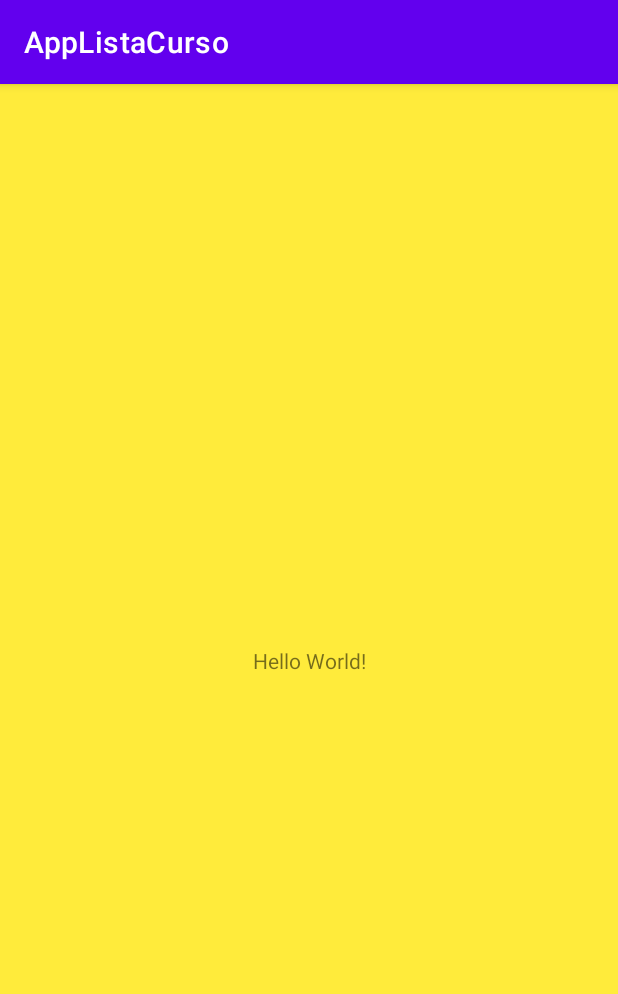
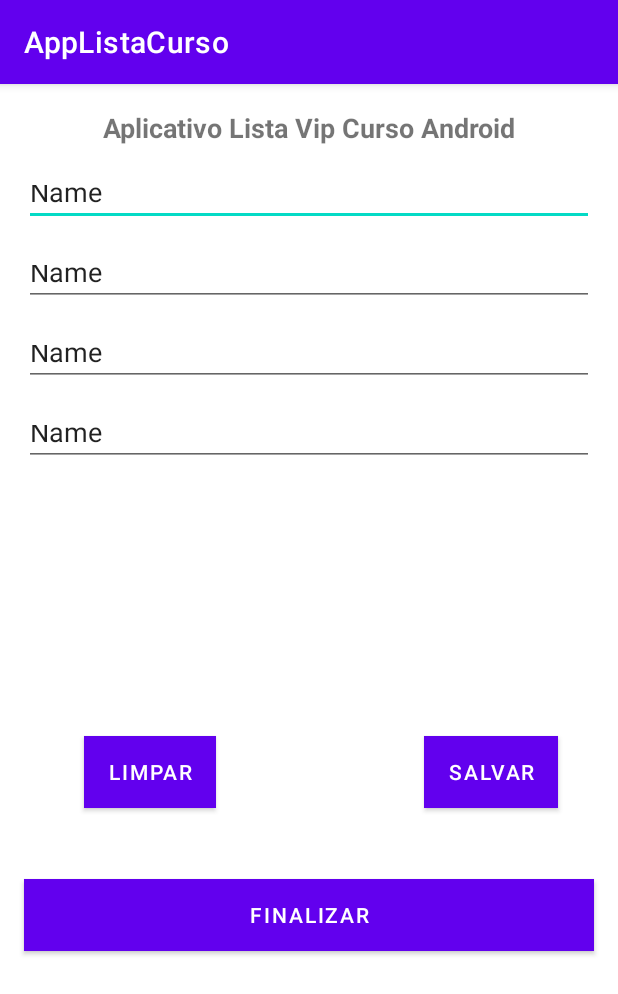
Before and after one commit to FabricioFernandesSantos/Desenvolvimento-Android-2023, an Android app: the screen it shows after launch (MainActivity), on a phone screen of 412 x 824 dp. Shown: the top 994 px of the screen. Run offline under Robolectric (Android 15) with nearby library versions, the phone set to English and light mode, and no system bars.

Commit message:
Criado o Layout do Aplicativo.

```diff
--- a/AppListaCurso/app/src/main/res/layout/activity_main.xml
+++ b/AppListaCurso/app/src/main/res/layout/activity_main.xml
@@ -4,16 +4,112 @@
     xmlns:tools="http://schemas.android.com/tools"
     android:layout_width="match_parent"
     android:layout_height="match_parent"
-    android:background="@color/anarelo"
     tools:context=".MainActivity">
 
     <TextView
+        android:id="@+id/textView"
         android:layout_width="wrap_content"
         android:layout_height="wrap_content"
-        android:text="Hello World!"
+        android:text="Aplicativo Lista Vip Curso Android"
+        android:textSize="18sp"
+        android:textStyle="bold"
         app:layout_constraintBottom_toBottomOf="parent"
         app:layout_constraintEnd_toEndOf="parent"
         app:layout_constraintStart_toStartOf="parent"
-        app:layout_constraintTop_toTopOf="parent" />
+        app:layout_constraintTop_toTopOf="parent"
+        app:layout_constraintVertical_bias="0.022" />
+
+    <EditText
+        android:id="@+id/editTextTextPersonName"
+        android:layout_width="match_parent"
+        android:layout_height="37dp"
+        android:layout_margin="16dp"
+        android:ems="10"
+        android:hint="Primeiro nome"
+        android:inputType="textPersonName"
+        android:text="Name"
+        app:layout_constraintStart_toStartOf="parent"
+        app:layout_constraintTop_toBottomOf="@+id/textView" />
+
+    <EditText
+        android:id="@+id/editTextTextPersonName2"
+        android:layout_width="match_parent"
+        android:layout_height="37dp"
+        android:layout_margin="16dp"
+        android:ems="10"
+        android:hint="Sobrenome"
+        android:inputType="textPersonName"
+        android:text="Name"
+        app:layout_constraintEnd_toEndOf="parent"
+        app:layout_constraintStart_toStartOf="parent"
+        app:layout_constraintTop_toBottomOf="@+id/editTextTextPersonName" />
+
+    <EditText
+        android:id="@+id/editTextTextPersonName3"
+        android:layout_width="match_parent"
+        android:layout_height="37dp"
+        android:layout_margin="16dp"
+        android:ems="10"
+        android:hint="Nome do curso desejado"
+        android:inputType="textPersonName"
+        android:text="Name"
+        app:layout_constraintEnd_toEndOf="parent"
+        app:layout_constraintHorizontal_bias="0.031"
+        app:layout_constraintStart_toStartOf="parent"
+        app:layout_constraintTop_toBottomOf="@+id/editTextTextPersonName2" />
+
+    <EditText
+        android:id="@+id/editTextTextPersonName4"
+        android:layout_width="match_parent"
+        android:layout_height="37dp"
+        android:layout_margin="16dp"
+        android:ems="10"
+        android:hint="Telefone de contato]"
+        android:inputType="textPersonName"
+        android:text="Name"
+        app:layout_constraintEnd_toEndOf="parent"
+        app:layout_constraintHorizontal_bias="0.031"
+        app:layout_constraintStart_toStartOf="parent"
+        app:layout_constraintTop_toBottomOf="@+id/editTextTextPersonName3" />
+
+    <Button
+        android:id="@+id/button"
+        android:layout_width="wrap_content"
+        android:layout_height="wrap_content"
+        android:layout_marginStart="56dp"
+        android:layout_marginTop="132dp"
+        android:background="@color/corBotoes"
+        android:text="LIMPAR"
+        app:layout_constraintBottom_toTopOf="@+id/button3"
+        app:layout_constraintStart_toStartOf="parent"
+        app:layout_constraintTop_toBottomOf="@+id/editTextTextPersonName4" />
+
+    <Button
+        android:id="@+id/button2"
+        android:layout_width="wrap_content"
+        android:layout_height="wrap_content"
+        android:layout_marginTop="132dp"
+        android:layout_marginEnd="16dp"
+        android:background="@color/corBotoes"
+        android:text="SALVAR"
+        app:layout_constraintBottom_toTopOf="@+id/button3"
+        app:layout_constraintEnd_toEndOf="parent"
+        app:layout_constraintHorizontal_bias="0.854"
+        app:layout_constraintStart_toEndOf="@+id/button"
+        app:layout_constraintTop_toBottomOf="@+id/editTextTextPersonName4" />
+
+    <Button
+        android:id="@+id/button3"
+        android:layout_width="match_parent"
+        android:layout_height="wrap_content"
+        android:layout_margin="16dp"
+        android:background="@color/corBotoes"
+        android:text="FINALIZAR"
+        app:layout_constraintBottom_toBottomOf="parent"
+        app:layout_constraintEnd_toEndOf="parent"
+        app:layout_constraintStart_toStartOf="parent"
+        app:layout_constraintTop_toBottomOf="@+id/editTextTextPersonName4"
+        app:layout_constraintVertical_bias="0.598" />
+
 
 </androidx.constraintlayout.widget.ConstraintLayout>
--- a/AppListaCurso/app/src/main/res/values/colors.xml
+++ b/AppListaCurso/app/src/main/res/values/colors.xml
@@ -8,5 +8,6 @@
     <color name="black">#FF000000</color>
     <color name="white">#FFFFFFFF</color>
     <color name="anarelo">#FFEB3B</color>
+    <color name="corBotoes">#52ABD3</color>
 
 </resources>
```
